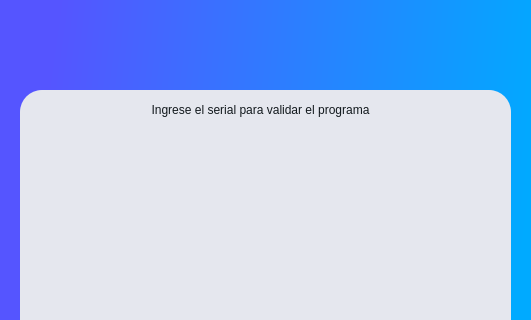
JoseSierraVzl/Proyecto-VESOR, file VESOR/Serial.ui: the form before one commit; both pictures show x 0 to 531 and y 0 to 320 of the 531 by 542 pixel window.
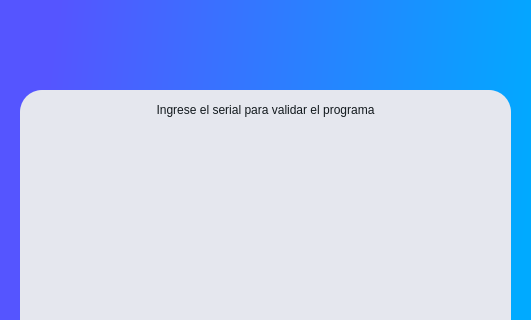
The form after the commit. Icons and pictures are not drawn.

The edit to the form file:
```diff
--- a/VESOR/Serial.ui
+++ b/VESOR/Serial.ui
@@ -86,7 +86,7 @@
     <rect>
      <x>20</x>
      <y>100</y>
-     <width>481</width>
+     <width>491</width>
      <height>20</height>
     </rect>
    </property>
```
